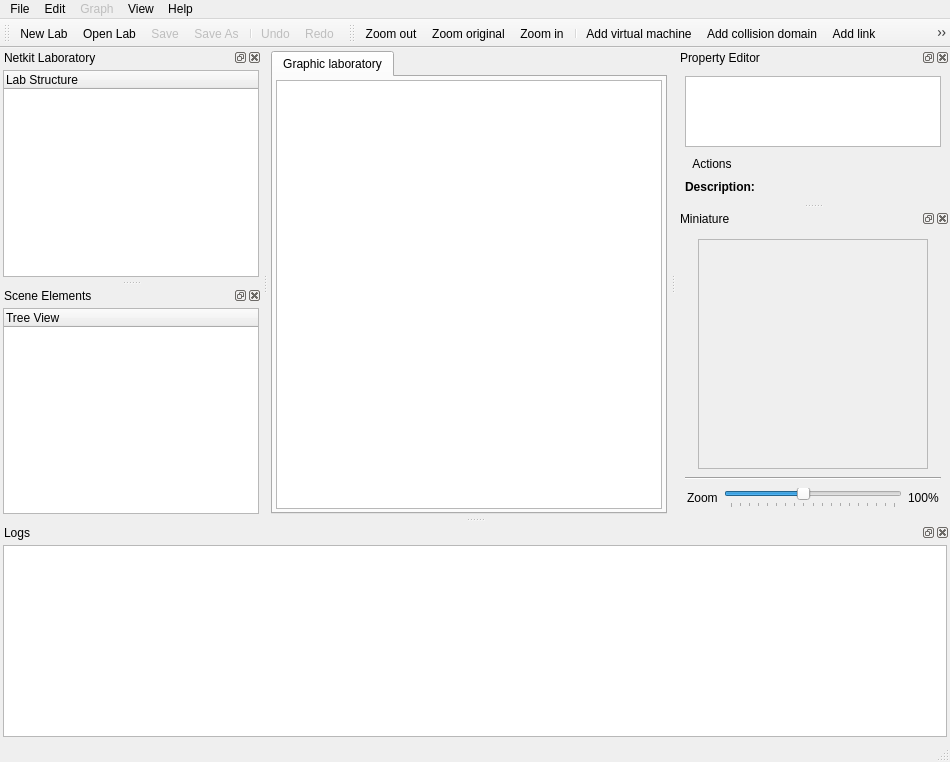
Qt form ui/main.ui (slux83/visual-netkit) before a commit.
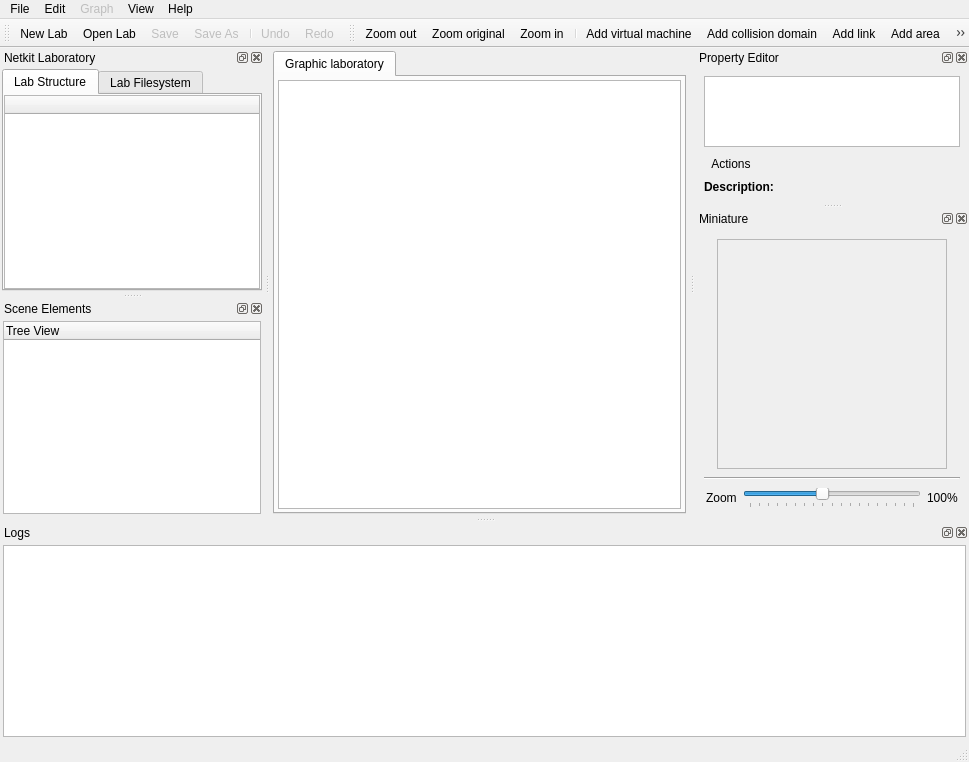
The same form after that commit. Icons and pictures are not drawn. Custom widgets are drawn as their Qt base class.

What changed in the file:
```diff
--- a/ui/main.ui
+++ b/ui/main.ui
@@ -5,7 +5,7 @@
    <rect>
     <x>0</x>
     <y>0</y>
-    <width>950</width>
+    <width>969</width>
     <height>762</height>
    </rect>
   </property>
@@ -57,8 +57,8 @@
     <rect>
      <x>0</x>
      <y>0</y>
-     <width>950</width>
-     <height>29</height>
+     <width>969</width>
+     <height>27</height>
     </rect>
    </property>
    <widget class="QMenu" name="menuFile" >
@@ -197,9 +197,28 @@
     <number>1</number>
    </attribute>
    <widget class="QWidget" name="dockWidgetContents" >
-    <layout class="QVBoxLayout" >
+    <layout class="QVBoxLayout" name="verticalLayout_2" >
+     <property name="spacing" >
+      <number>0</number>
+     </property>
      <property name="margin" >
-      <number>3</number>
+      <number>2</number>
+     </property>
+     <item>
+      <widget class="QTabWidget" name="tabWidget" >
+       <property name="currentIndex" >
+        <number>0</number>
+       </property>
+       <widget class="QWidget" name="tab" >
+        <attribute name="title" >
+         <string>Lab Structure</string>
+        </attribute>
+        <layout class="QVBoxLayout" name="verticalLayout_3" >
+         <property name="spacing" >
+          <number>0</number>
+         </property>
+         <property name="margin" >
+          <number>0</number>
      </property>
      <item>
       <widget class="QTreeWidget" name="labTree" >
@@ -214,9 +233,29 @@
        </property>
        <column>
         <property name="text" >
-         <string>Lab Structure</string>
-        </property>
-       </column>
+             <string> </string>
+            </property>
+           </column>
+          </widget>
+         </item>
+        </layout>
+       </widget>
+       <widget class="QWidget" name="tab_2" >
+        <attribute name="title" >
+         <string>Lab Filesystem</string>
+        </attribute>
+        <layout class="QVBoxLayout" name="verticalLayout_4" >
+         <property name="spacing" >
+          <number>0</number>
+         </property>
+         <property name="margin" >
+          <number>0</number>
+         </property>
+         <item>
+          <widget class="QTreeView" name="treeView" />
+         </item>
+        </layout>
+       </widget>
       </widget>
      </item>
     </layout>
```
Lines whose indentation alone changed are shown as unchanged.
